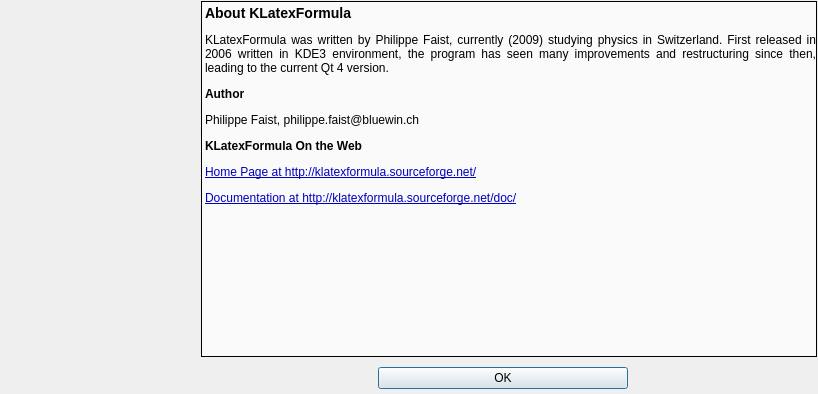
Before: the Qt Designer form src/klfaboutdialogui.ui in CryFeiFei/klatexformula, drawn with Qt 5.
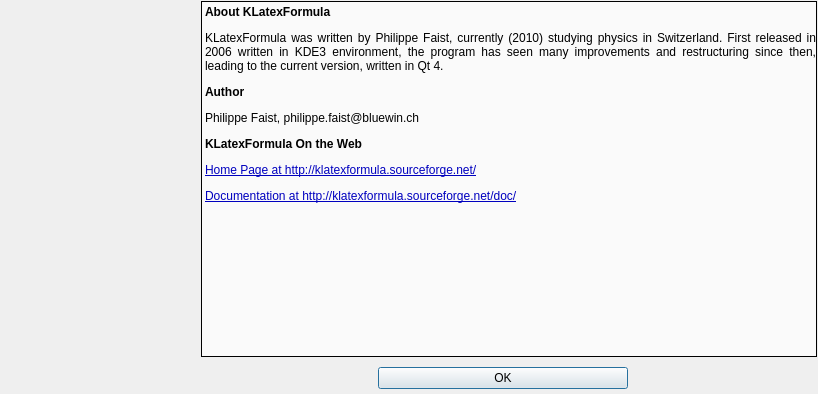
After: the same form once the commit is applied. Icons and pictures are not drawn.

What changed in the file:
```diff
--- a/src/klfaboutdialogui.ui
+++ b/src/klfaboutdialogui.ui
@@ -96,9 +96,9 @@
          <string>&lt;!DOCTYPE HTML PUBLIC &quot;-//W3C//DTD HTML 4.0//EN&quot; &quot;http://www.w3.org/TR/REC-html40/strict.dtd&quot;&gt;
 &lt;html&gt;&lt;head&gt;&lt;meta name=&quot;qrichtext&quot; content=&quot;1&quot; /&gt;&lt;style type=&quot;text/css&quot;&gt;
 p, li { white-space: pre-wrap; }
-&lt;/style&gt;&lt;/head&gt;&lt;body style=&quot; font-family:'Nimbus Sans L'; font-size:9pt; font-weight:400; font-style:normal;&quot;&gt;
-&lt;p style=&quot; margin-top:12px; margin-bottom:12px; margin-left:0px; margin-right:0px; -qt-block-indent:0; text-indent:0px;&quot;&gt;&lt;span style=&quot; font-size:large; font-weight:600;&quot;&gt;About KLatexFormula&lt;/span&gt;&lt;/p&gt;
-&lt;p align=&quot;justify&quot; style=&quot; margin-top:12px; margin-bottom:12px; margin-left:0px; margin-right:0px; -qt-block-indent:0; text-indent:0px;&quot;&gt;KLatexFormula was written by Philippe Faist, currently (2009) studying physics in Switzerland. First released in 2006 written in KDE3 environment, the program has seen many improvements and restructuring since then, leading to the current Qt 4 version.&lt;/p&gt;
+&lt;/style&gt;&lt;/head&gt;&lt;body style=&quot;&quot;&gt;
+&lt;p style=&quot; margin-top:0px; margin-bottom:0px; margin-left:0px; margin-right:0px; -qt-block-indent:0; text-indent:0px;&quot;&gt;&lt;span style=&quot; font-weight:600;&quot;&gt;About KLatexFormula&lt;/span&gt;&lt;/p&gt;
+&lt;p align=&quot;justify&quot; style=&quot; margin-top:12px; margin-bottom:12px; margin-left:0px; margin-right:0px; -qt-block-indent:0; text-indent:0px;&quot;&gt;KLatexFormula was written by Philippe Faist, currently (2010) studying physics in Switzerland. First released in 2006 written in KDE3 environment, the program has seen many improvements and restructuring since then, leading to the current version, written in Qt 4.&lt;/p&gt;
 &lt;p style=&quot; margin-top:12px; margin-bottom:12px; margin-left:0px; margin-right:0px; -qt-block-indent:0; text-indent:0px;&quot;&gt;&lt;span style=&quot; font-weight:600;&quot;&gt;Author&lt;/span&gt;&lt;/p&gt;
 &lt;p style=&quot; margin-top:12px; margin-bottom:12px; margin-left:0px; margin-right:0px; -qt-block-indent:0; text-indent:0px;&quot;&gt;Philippe Faist, philippe.faist@bluewin.ch&lt;/p&gt;
 &lt;p style=&quot; margin-top:12px; margin-bottom:12px; margin-left:0px; margin-right:0px; -qt-block-indent:0; text-indent:0px;&quot;&gt;&lt;span style=&quot; font-weight:600;&quot;&gt;KLatexFormula On the Web&lt;/span&gt;&lt;/p&gt;
```
